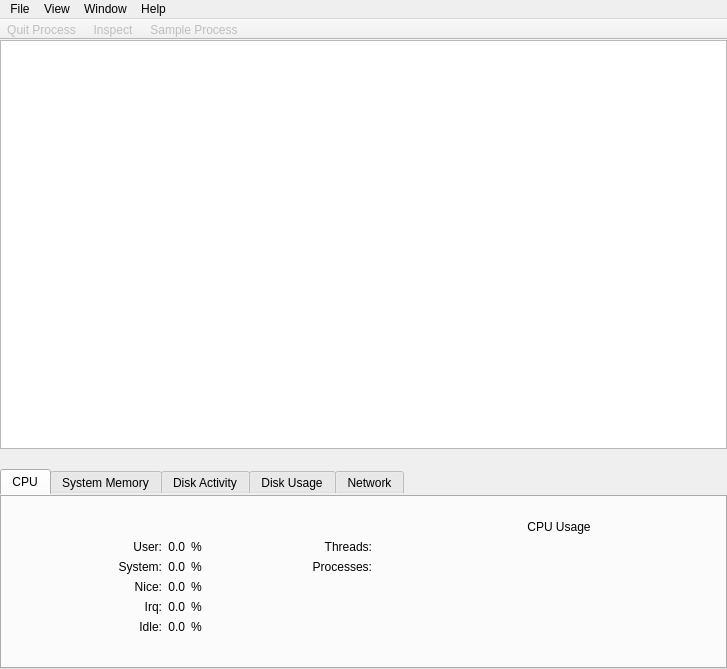
helloSystem/Utilities, file Under Construction/Activity Monitor.app/Resources/main_window.ui: the form before one commit.
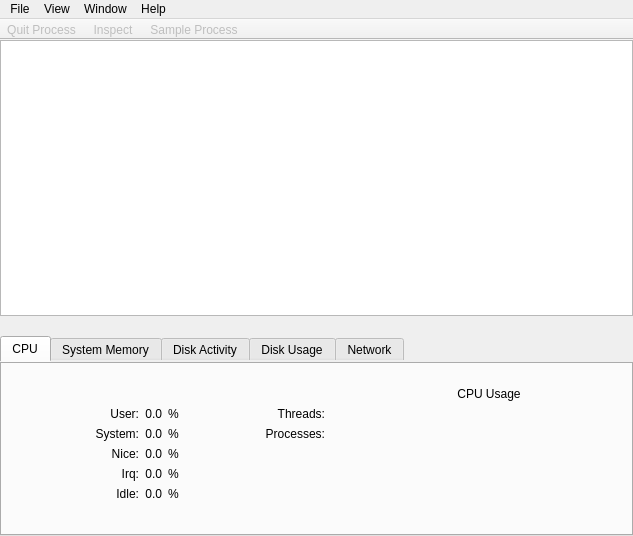
The form after the commit. Icons and pictures are not drawn. Custom widgets are drawn as their Qt base class.

Commit message: The end is near

```diff
--- a/Under Construction/Activity Monitor.app/Resources/main_window.ui
+++ b/Under Construction/Activity Monitor.app/Resources/main_window.ui
@@ -6,8 +6,8 @@
    <rect>
     <x>0</x>
     <y>0</y>
-    <width>727</width>
-    <height>669</height>
+    <width>633</width>
+    <height>536</height>
    </rect>
   </property>
   <property name="focusPolicy">
@@ -2350,7 +2350,7 @@
     <rect>
      <x>0</x>
      <y>0</y>
-     <width>727</width>
+     <width>633</width>
      <height>24</height>
     </rect>
    </property>
```
The commit also changes 1 other file.
